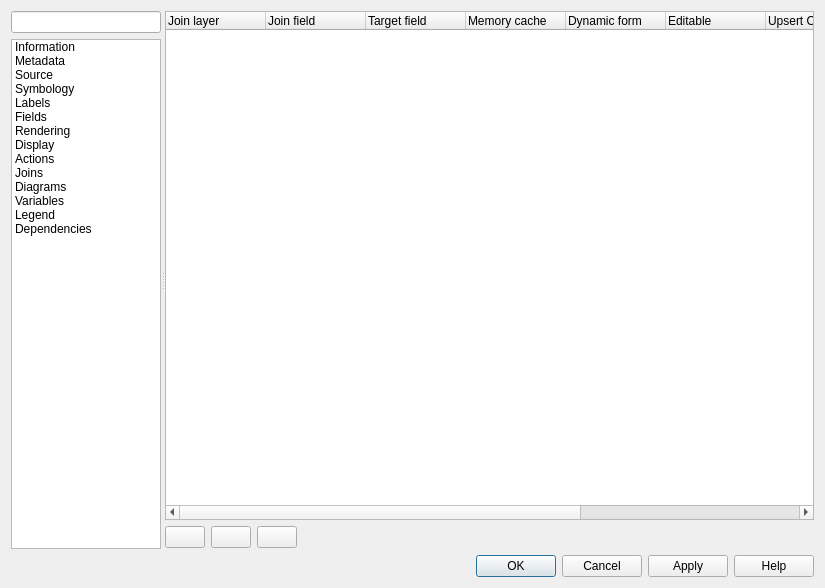
This is src/ui/qgsvectorlayerpropertiesbase.ui in qgis/QGIS as Qt 5 draws it before an edit. The edited form follows.
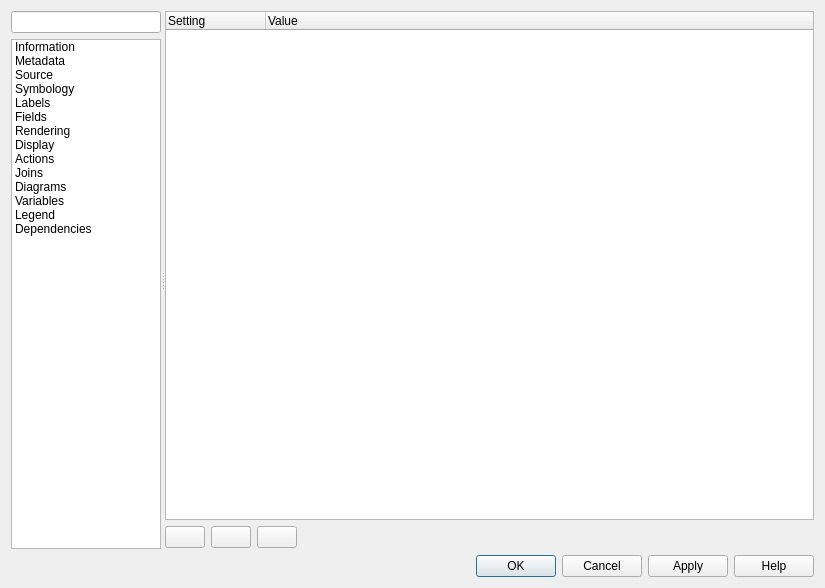
This is the edited form. Icons and pictures are not drawn. Custom widgets are drawn as their Qt base class.

Commit message: Update vector layer properties ui list for join

What changed in the file:
```diff
--- a/src/ui/qgsvectorlayerpropertiesbase.ui
+++ b/src/ui/qgsvectorlayerpropertiesbase.ui
@@ -1467,7 +1467,7 @@
                 <x>0</x>
                 <y>0</y>
                 <width>653</width>
-                <height>538</height>
+                <height>542</height>
                </rect>
               </property>
               <layout class="QVBoxLayout" name="verticalLayout_23">
@@ -1476,57 +1476,23 @@
                </property>
                <item>
                 <widget class="QTreeWidget" name="mJoinTreeWidget">
+                 <property name="alternatingRowColors">
+                  <bool>true</bool>
+                 </property>
+                 <property name="selectionMode">
+                  <enum>QAbstractItemView::NoSelection</enum>
+                 </property>
                  <property name="columnCount">
-                  <number>10</number>
+                  <number>2</number>
                  </property>
                  <column>
                   <property name="text">
-                   <string>Join layer</string>
+                   <string>Setting</string>
                   </property>
                  </column>
                  <column>
                   <property name="text">
-                   <string>Join field</string>
-                  </property>
-                 </column>
-                 <column>
-                  <property name="text">
-                   <string>Target field</string>
-                  </property>
-                 </column>
-                 <column>
-                  <property name="text">
-                   <string>Memory cache</string>
-                  </property>
-                 </column>
-                 <column>
-                  <property name="text">
-                   <string>Dynamic form</string>
-                  </property>
-                 </column>
-                 <column>
-                  <property name="text">
-                   <string>Editable</string>
-                  </property>
-                 </column>
-                 <column>
-                  <property name="text">
-                   <string>Upsert On Edit</string>
-                  </property>
-                 </column>
-                 <column>
-                  <property name="text">
-                   <string>Delete cascade</string>
-                  </property>
-                 </column>
-                 <column>
-                  <property name="text">
-                   <string>Prefix</string>
-                  </property>
-                 </column>
-                 <column>
-                  <property name="text">
-                   <string>Joined fields</string>
+                   <string>Value</string>
                   </property>
                  </column>
                 </widget>
```
Left out of the diff: 325 changed lines with no effect on the pictures. The commit also changes 1 other file.
